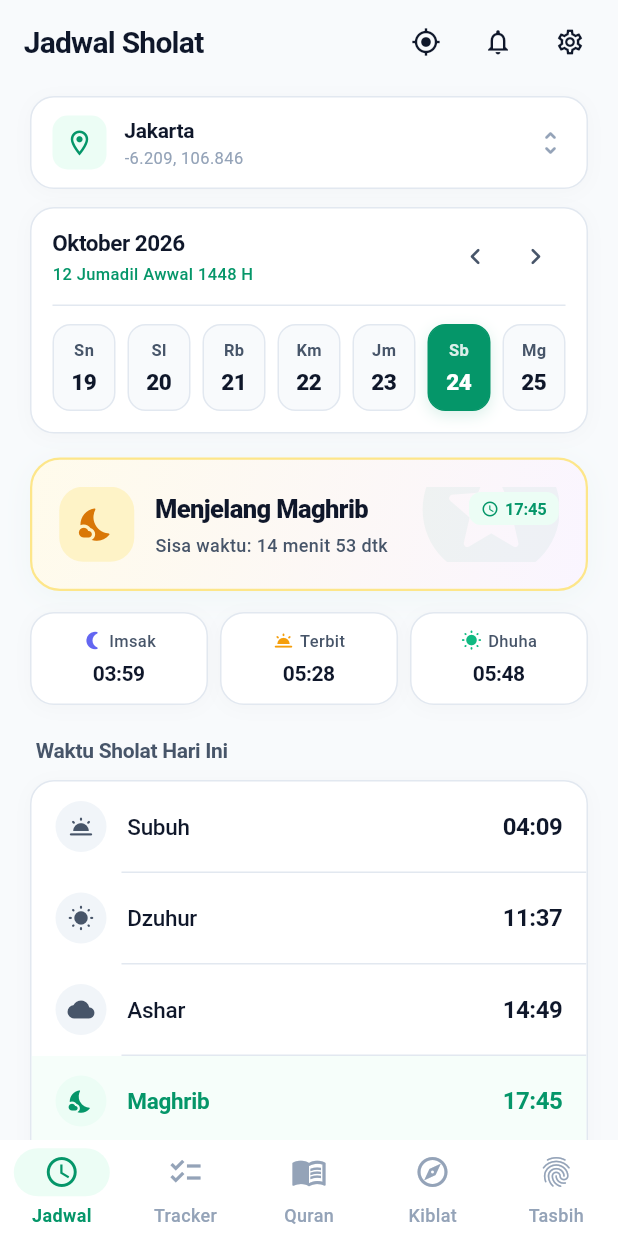
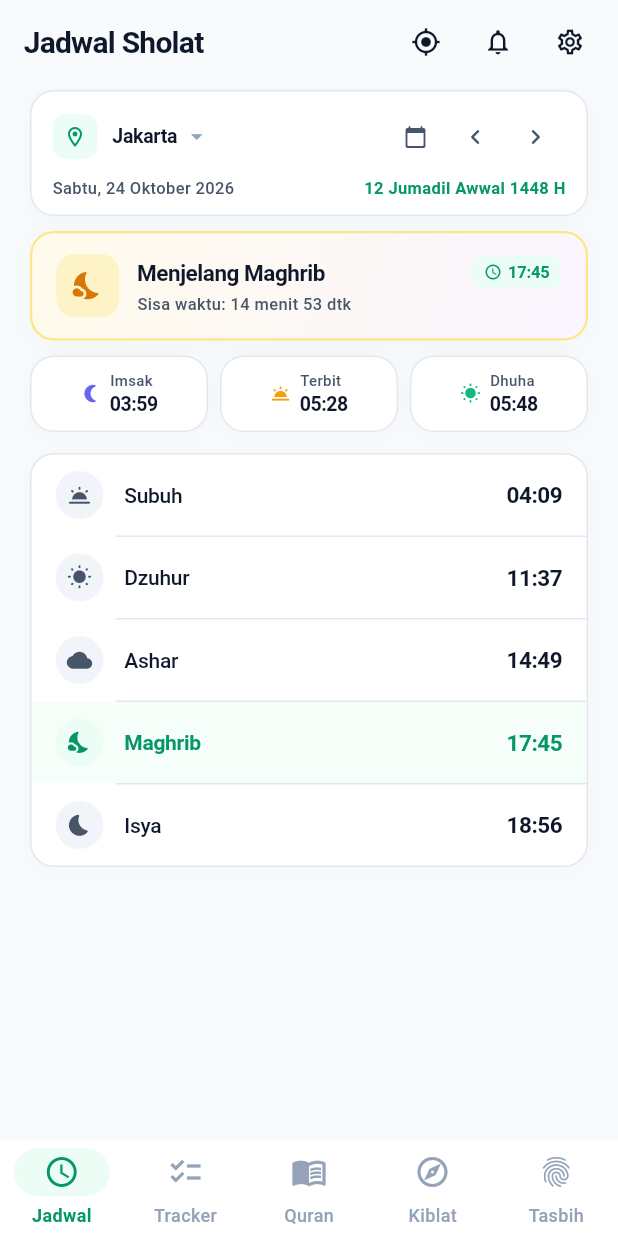
Before and after one commit to sukr02k/muslimin, a Flutter app: the screen it shows after launch, on a phone screen of 412 x 824 dp. Run offline on Flutter 3.47's test engine with Material 3 defaults, Android fonts, the phone set to English and light mode, and no system bars; our stand-ins replace adhan, drift, flutter_compass, flutter_local_notifications, flutter_riverpod, geocoding and 4 more; accounts and stored records are empty; generated files the repository leaves out were written again.

Commit message:
feat(ui): implement Zero-Scroll Hero Layout for prayer times tab with unified header and compact sun cards

```diff
--- a/lib/src/features/prayer_times/presentation/prayer_times_screen.dart
+++ b/lib/src/features/prayer_times/presentation/prayer_times_screen.dart
@@ -3,9 +3,9 @@ import 'dart:async';
 import 'package:flutter/material.dart';
 import 'package:flutter_riverpod/flutter_riverpod.dart';
 
+import '../../../core/calendar/hijri_calendar.dart';
 import '../../../core/theme/app_theme.dart';
 import '../../../core/theme/shadcn_widgets.dart';
-import '../../../core/theme/weekly_calendar_strip.dart';
 import '../../adhan_reminder/presentation/reminder_controllers.dart';
 import '../../adhan_reminder/presentation/reminder_settings_sheet.dart';
 import '../domain/daily_prayer_times.dart';
@@ -29,7 +29,6 @@ class _PrayerTimesScreenState extends ConsumerState<PrayerTimesScreen> {
   @override
   void initState() {
     super.initState();
-    // Ticker 1 detik agar countdown jam, menit, detik di bawah 1 jam berjalan real-time
     _ticker = Timer.periodic(const Duration(seconds: 1), (_) {
       if (mounted) setState(() => _now = DateTime.now());
     });
@@ -80,44 +79,37 @@ class _PrayerTimesScreenState extends ConsumerState<PrayerTimesScreen> {
         },
         child: ListView(
           physics: const AlwaysScrollableScrollPhysics(),
-          padding: const EdgeInsets.symmetric(horizontal: 20, vertical: 8),
+          padding: const EdgeInsets.symmetric(horizontal: 20, vertical: 4),
           children: [
-            _LocationBar(state: locationState),
-            const SizedBox(height: 12),
-            _DateNavigator(),
-            const SizedBox(height: 16),
+            // 1. Header Terpadu Ringkas: Lokasi & Tanggal + Kalender Picker (Hemat Ruang Vertikal)
+            _UnifiedLocationDateBar(locationState: locationState),
+            const SizedBox(height: 10),
+
             if (locationState.hasError) _LocationError(state: locationState),
             if (settingsState.hasError)
               const _InlineError(message: 'Gagal memuat pengaturan.'),
+
+            // 2. Kartu Hero Menjelang Sholat Ramping
             _NextPrayerCard(
               now: _now,
               timesAsync: timesAsync,
               tomorrowAsync: tomorrowAsync,
             ),
-            const SizedBox(height: 14),
-            // Baris Info Imsak, Terbit/Syuruq, dan Dhuha
+            const SizedBox(height: 10),
+
+            // 3. Mini Bar Imsak, Terbit, Dhuha Ramping
             _SunInfoCards(
               timesAsync: timesAsync,
               location: locationState.value,
             ),
-            const SizedBox(height: 20),
-            Padding(
-              padding: const EdgeInsets.only(left: 4, bottom: 10),
-              child: Text(
-                'Waktu Sholat Hari Ini',
-                style: TextStyle(
-                  fontSize: 14,
-                  fontWeight: FontWeight.w700,
-                  color: context.textSecondaryColor,
-                  letterSpacing: -0.2,
-                ),
-              ),
-            ),
+            const SizedBox(height: 14),
+
+            // 4. Tabel 5 Waktu Sholat Utama (Tampil Utuh Tanpa Terpotong)
             _PrayerList(
               timesAsync: timesAsync,
               nowUtc: _now.toUtc(),
             ),
-            const SizedBox(height: 24),
+            const SizedBox(height: 16),
           ],
         ),
       ),
@@ -138,64 +130,143 @@ class _PrayerTimesScreenState extends ConsumerState<PrayerTimesScreen> {
   }
 }
 
-class _LocationBar extends ConsumerWidget {
-  const _LocationBar({required this.state});
+/// Header terpadu yang menyatukan pemilih lokasi & kalender tanggal dalam 1 baris elegan
+class _UnifiedLocationDateBar extends ConsumerWidget {
+  const _UnifiedLocationDateBar({required this.locationState});
 
-  final AsyncValue<GeoLocation> state;
+  final AsyncValue<GeoLocation> locationState;
 
   @override
   Widget build(BuildContext context, WidgetRef ref) {
+    final location = locationState.value;
+    final date = ref.watch(selectedDateProvider);
+    final now = DateTime.now();
+    final today = DateTime(now.year, now.month, now.day);
+    final isToday = date.year == today.year &&
+        date.month == today.month &&
+        date.day == today.day;
+
     final cities = ref.watch(locationRepositoryProvider).cities;
-    final location = state.value;
+    final isDark = context.isDark;
 
     return ShadcnCard(
-      padding: const EdgeInsets.symmetric(horizontal: 14, vertical: 12),
+      padding: const EdgeInsets.symmetric(horizontal: 14, vertical: 10),
+      child: Column(
+        children: [
+          Row(
+            children: [
+              Container(
+                padding: const EdgeInsets.all(7),
+                decoration: BoxDecoration(
+                  color: isDark ? AppColors.darkPrimaryContainer : AppColors.primaryContainer,
+                  borderRadius: BorderRadius.circular(9),
+                ),
+                child: Icon(
+                  Icons.location_on_outlined,
+                  size: 16,
+                  color: isDark ? AppColors.darkOnPrimaryContainer : AppColors.primary,
+                ),
+              ),
+              const SizedBox(width: 10),
+              Expanded(
+                child: InkWell(
                   onTap: () => _pickCity(context, ref, cities),
                   child: Row(
                     children: [
-          Container(
-            padding: const EdgeInsets.all(8),
-            decoration: BoxDecoration(
-              color: context.isDark ? AppColors.darkPrimaryContainer : AppColors.primaryContainer,
-              borderRadius: BorderRadius.circular(10),
-            ),
-            child: Icon(
-              Icons.location_on_outlined,
-              size: 20,
-              color: context.isDark ? AppColors.darkOnPrimaryContainer : AppColors.primary,
-            ),
-          ),
-          const SizedBox(width: 12),
-          Expanded(
-            child: Column(
-              crossAxisAlignment: CrossAxisAlignment.start,
-              mainAxisSize: MainAxisSize.min,
-              children: [
-                Text(
+                      Flexible(
+                        child: Text(
                           location?.label ?? 'Memuat lokasi…',
+                          overflow: TextOverflow.ellipsis,
                           style: TextStyle(
-                    fontSize: 14,
-                    fontWeight: FontWeight.w600,
+                            fontSize: 13,
+                            fontWeight: FontWeight.w700,
                             color: context.textPrimaryColor,
                             letterSpacing: -0.2,
                           ),
                         ),
+                      ),
+                      const SizedBox(width: 4),
+                      const Icon(Icons.arrow_drop_down, size: 18, color: AppColors.textMuted),
+                    ],
+                  ),
+                ),
+              ),
+              if (!isToday) ...[
+                InkWell(
+                  onTap: () => ref.read(selectedDateProvider.notifier).goToday(),
+                  borderRadius: BorderRadius.circular(8),
+                  child: Container(
+                    padding: const EdgeInsets.symmetric(horizontal: 7, vertical: 3),
+                    decoration: BoxDecoration(
+                      color: context.primaryContainerColor,
+                      borderRadius: BorderRadius.circular(8),
+                    ),
+                    child: Text(
+                      'Hari Ini',
+                      style: TextStyle(
+                        fontSize: 10,
+                        fontWeight: FontWeight.w600,
+                        color: isDark ? AppColors.darkOnPrimaryContainer : AppColors.primary,
+                      ),
+                    ),
+                  ),
+                ),
+                const SizedBox(width: 6),
+              ],
+              IconButton(
+                visualDensity: VisualDensity.compact,
+                tooltip: 'Pilih Tanggal',
+                icon: const Icon(Icons.calendar_today_rounded, size: 16),
+                color: context.textSecondaryColor,
+                onPressed: () async {
+                  final picked = await showDatePicker(
+                    context: context,
+                    initialDate: date,
+                    firstDate: DateTime(2020),
+                    lastDate: DateTime(2035),
+                  );
+                  if (picked != null) {
+                    ref.read(selectedDateProvider.notifier).setDate(picked);
+                  }
+                },
+              ),
+              IconButton(
+                visualDensity: VisualDensity.compact,
+                tooltip: 'Hari Sebelumnya',
+                icon: const Icon(Icons.chevron_left_rounded, size: 20),
+                color: context.textSecondaryColor,
+                onPressed: () => ref.read(selectedDateProvider.notifier).previous(),
+              ),
+              IconButton(
+                visualDensity: VisualDensity.compact,
+                tooltip: 'Hari Berikutnya',
+                icon: const Icon(Icons.chevron_right_rounded, size: 20),
+                color: context.textSecondaryColor,
+                onPressed: () => ref.read(selectedDateProvider.notifier).next(),
+              ),
+            ],
+          ),
+          const SizedBox(height: 6),
+          Row(
+            children: [
               Text(
-                  location != null
-                      ? '${location.latitude.toStringAsFixed(3)}, ${location.longitude.toStringAsFixed(3)}'
-                      : 'Menghubungkan GPS...',
+                _formatFullDate(date),
+                style: TextStyle(
+                  fontSize: 11,
+                  fontWeight: FontWeight.w500,
+                  color: context.textSecondaryColor,
+                ),
+              ),
+              const Spacer(),
+              Text(
+                HijriCalendar.formatHijri(date),
                 style: const TextStyle(
                   fontSize: 11,
-                    color: AppColors.textMuted,
+                  fontWeight: FontWeight.w600,
+                  color: AppColors.primary,
                 ),
               ),
             ],
-            ),
-          ),
-          const Icon(
-            Icons.unfold_more_rounded,
-            size: 20,
-            color: AppColors.textMuted,
           ),
         ],
       ),
@@ -279,32 +350,15 @@ class _LocationBar extends ConsumerWidget {
       await ref.read(locationProvider.notifier).selectCity(selected);
     }
   }
-}
 
-class _DateNavigator extends ConsumerWidget {
-  @override
-  Widget build(BuildContext context, WidgetRef ref) {
-    final date = ref.watch(selectedDateProvider);
+  static const _weekdayNames = ['Senin', 'Selasa', 'Rabu', 'Kamis', 'Jumat', 'Sabtu', 'Minggu'];
+  static const _monthNames = [
+    'Januari', 'Februari', 'Maret', 'April', 'Mei', 'Juni',
+    'Juli', 'Agustus', 'September', 'Oktober', 'November', 'Desember'
+  ];
 
-    return WeeklyCalendarStrip(
-      selectedDate: date,
-      onDateSelected: (newDate) {
-        ref.read(selectedDateProvider.notifier).setDate(newDate);
-      },
-      onPreviousWeek: () {
-        ref
-            .read(selectedDateProvider.notifier)
-            .setDate(date.subtract(const Duration(days: 7)));
-      },
-      onNextWeek: () {
-        ref
-            .read(selectedDateProvider.notifier)
-            .setDate(date.add(const Duration(days: 7)));
-      },
-      onGoToday: () {
-        ref.read(selectedDateProvider.notifier).goToday();
-      },
-    );
+  static String _formatFullDate(DateTime d) {
+    return '${_weekdayNames[d.weekday - 1]}, ${d.day} ${_monthNames[d.month - 1]} ${d.year}';
   }
 }
 
@@ -380,7 +434,7 @@ class _SunInfoCards extends StatelessWidget {
             label: 'Imsak',
             time: imsakStr,
             icon: Icons.nightlight_round,
-            iconColor: const Color(0xFF6366F1), // Indigo 500
+            iconColor: const Color(0xFF6366F1),
           ),
         ),
         const SizedBox(width: 8),
@@ -389,7 +443,7 @@ class _SunInfoCards extends StatelessWidget {
             label: 'Terbit',
             time: syuruqStr,
             icon: Icons.wb_twilight_rounded,
-            iconColor: const Color(0xFFF59E0B), // Amber 500
+            iconColor: const Color(0xFFF59E0B),
           ),
         ),
         const SizedBox(width: 8),
@@ -398,7 +452,7 @@ class _SunInfoCards extends StatelessWidget {
             label: 'Dhuha',
             time: dhuhaStr,
             icon: Icons.wb_sunny_rounded,
-            iconColor: const Color(0xFF10B981), // Emerald 500
+            iconColor: const Color(0xFF10B981),
           ),
         ),
       ],
@@ -422,33 +476,34 @@ class _SunInfoTile extends StatelessWidget {
   @override
   Widget build(BuildContext context) {
     return ShadcnCard(
-      padding: const EdgeInsets.symmetric(horizontal: 10, vertical: 10),
-      child: Column(
-        children: [
-          Row(
+      padding: const EdgeInsets.symmetric(horizontal: 8, vertical: 8),
+      child: Row(
         mainAxisAlignment: MainAxisAlignment.center,
         children: [
           Icon(icon, size: 14, color: iconColor),
-              const SizedBox(width: 4),
+          const SizedBox(width: 6),
+          Column(
+            crossAxisAlignment: CrossAxisAlignment.start,
+            mainAxisSize: MainAxisSize.min,
+            children: [
               Text(
                 label,
                 style: TextStyle(
-                  fontSize: 11,
+                  fontSize: 10,
                   fontWeight: FontWeight.w500,
                   color: context.textSecondaryColor,
                 ),
               ),
-            ],
-          ),
-          const SizedBox(height: 4),
               Text(
                 time,
                 style: TextStyle(
-              fontSize: 14,
+                  fontSize: 13,
                   fontWeight: FontWeight.w700,
                   color: context.textPrimaryColor,
                   letterSpacing: -0.3,
                 ),
+              ),
+            ],
           ),
         ],
       ),
@@ -485,7 +540,7 @@ class _PrayerList extends ConsumerWidget {
             child: Column(
               children: [
                 for (int i = 0; i < times.ordered.length; i++) ...[
-                  if (i > 0) Divider(height: 1, indent: 60, color: context.borderColor),
+                  if (i > 0) Divider(height: 1, indent: 56, color: context.borderColor),
                   _PrayerRow(
                     name: times.ordered[i].$1,
                     time: times.ordered[i].$2,
@@ -523,15 +578,15 @@ class _PrayerRow extends StatelessWidget {
         : AppColors.primaryContainer.withValues(alpha: 0.5);
 
     return Container(
-      padding: const EdgeInsets.symmetric(horizontal: 16, vertical: 13),
+      padding: const EdgeInsets.symmetric(horizontal: 16, vertical: 11),
       decoration: BoxDecoration(
         color: isUpcoming ? highlightBg : Colors.transparent,
       ),
       child: Row(
         children: [
           Container(
-            width: 34,
-            height: 34,
+            width: 32,
+            height: 32,
             decoration: BoxDecoration(
               color: isUpcoming
                   ? (isDark ? AppColors.darkPrimaryContainer : AppColors.primaryContainer)
@@ -540,7 +595,7 @@ class _PrayerRow extends StatelessWidget {
             ),
             child: Icon(
               _prayerIcon(name),
-              size: 18,
+              size: 17,
               color: isUpcoming
                   ? (isDark ? AppColors.darkOnPrimaryContainer : AppColors.primary)
                   : context.textSecondaryColor,
@@ -551,7 +606,7 @@ class _PrayerRow extends StatelessWidget {
             child: Text(
               name.labelId,
               style: TextStyle(
-                fontSize: 15,
+                fontSize: 14,
                 fontWeight: isUpcoming ? FontWeight.w700 : FontWeight.w500,
                 color: isUpcoming ? AppColors.primary : context.textPrimaryColor,
                 letterSpacing: -0.2,
@@ -561,7 +616,7 @@ class _PrayerRow extends StatelessWidget {
           Text(
             formatHhMm(time, offset),
             style: TextStyle(
-              fontSize: 16,
+              fontSize: 15,
               fontWeight: FontWeight.w700,
               color: isUpcoming ? AppColors.primary : context.textPrimaryColor,
               letterSpacing: -0.3,
@@ -666,7 +721,6 @@ String _formatCountdown(Duration d) {
   final m = d.inMinutes % 60;
   final s = d.inSeconds % 60;
 
-  // Jika di bawah 1 jam, tampilkan hitungan detik real-time agar interaktif
   if (h == 0) {
     if (m > 0) {
       final mm = m.toString().padLeft(2, '0');
--- a/lib/src/features/prayer_times/presentation/widgets/next_prayer_hero_card.dart
+++ b/lib/src/features/prayer_times/presentation/widgets/next_prayer_hero_card.dart
@@ -1,7 +1,6 @@
 import 'package:flutter/material.dart';
 
 import '../../../../core/prayer_name.dart';
-import '../../../../core/theme/app_theme.dart';
 import '../../../../core/theme/shadcn_widgets.dart';
 
 class TimeAtmosphereTheme {
@@ -11,7 +10,6 @@ class TimeAtmosphereTheme {
     required this.iconColor,
     required this.iconBg,
     required this.iconData,
-    required this.greeting,
   });
 
   final LinearGradient gradient;
@@ -19,7 +17,6 @@ class TimeAtmosphereTheme {
   final Color iconColor;
   final Color iconBg;
   final IconData iconData;
-  final String greeting;
 
   static TimeAtmosphereTheme resolve({
     required PrayerName nextPrayer,
@@ -27,7 +24,6 @@ class TimeAtmosphereTheme {
   }) {
     switch (nextPrayer) {
       case PrayerName.fajr:
-        // Suasana Fajar / Subuh (Deep Indigo ke Soft Teal)
         return TimeAtmosphereTheme(
           gradient: isDark
               ? const LinearGradient(
@@ -44,12 +40,10 @@ class TimeAtmosphereTheme {
           iconColor: isDark ? const Color(0xFF38BDF8) : const Color(0xFF0284C7),
           iconBg: isDark ? const Color(0xFF0C4A6E) : const Color(0xFFE0F2FE),
           iconData: Icons.wb_twilight_rounded,
-          greeting: 'Fajar yang Tenang',
         );
 
       case PrayerName.dhuhr:
       case PrayerName.asr:
-        // Suasana Siang / Hari Cerah (Emerald Vibrant)
         return TimeAtmosphereTheme(
           gradient: isDark
               ? const LinearGradient(
@@ -68,11 +62,9 @@ class TimeAtmosphereTheme {
           iconData: nextPrayer == PrayerName.dhuhr
               ? Icons.wb_sunny_rounded
               : Icons.wb_cloudy_rounded,
-          greeting: nextPrayer == PrayerName.dhuhr ? 'Siang yang Berkah' : 'Sore yang Sejuk',
         );
 
       case PrayerName.maghrib:
-        // Suasana Senja / Maghrib (Sunset Warm Amber & Dusk)
         return TimeAtmosphereTheme(
           gradient: isDark
               ? const LinearGradient(
@@ -89,11 +81,9 @@ class TimeAtmosphereTheme {
           iconColor: isDark ? const Color(0xFFFBBF24) : const Color(0xFFD97706),
           iconBg: isDark ? const Color(0xFF451A03) : const Color(0xFFFEF3C7),
           iconData: Icons.nights_stay_rounded,
-          greeting: 'Senja yang Khusyuk',
         );
 
       case PrayerName.isha:
-        // Suasana Malam / Isya (OLED Night & Emerald Glow)
         return TimeAtmosphereTheme(
           gradient: isDark
               ? const LinearGradient(
@@ -110,7 +100,6 @@ class TimeAtmosphereTheme {
           iconColor: isDark ? const Color(0xFF818CF8) : const Color(0xFF4F46E5),
           iconBg: isDark ? const Color(0xFF1E1B4B) : const Color(0xFFEEF2FF),
           iconData: Icons.bedtime_rounded,
-          greeting: 'Malam yang Teduh',
         );
     }
   }
@@ -137,49 +126,34 @@ class NextPrayerHeroCard extends StatelessWidget {
     );
 
     return Container(
-      padding: const EdgeInsets.all(18),
+      padding: const EdgeInsets.symmetric(horizontal: 16, vertical: 14),
       decoration: BoxDecoration(
         gradient: atmosphere.gradient,
-        borderRadius: BorderRadius.circular(20),
+        borderRadius: BorderRadius.circular(16),
         border: Border.all(color: atmosphere.borderColor, width: 1.5),
         boxShadow: [
           BoxShadow(
             color: isDark ? const Color(0x33000000) : const Color(0x0A059669),
-            blurRadius: 16,
-            offset: const Offset(0, 4),
+            blurRadius: 12,
+            offset: const Offset(0, 3),
           ),
         ],
       ),
-      child: Stack(
-        children: [
-          // Ornamen motif geometris islami halus di latar
-          Positioned(
-            right: -10,
-            bottom: -20,
-            child: Icon(
-              Icons.stars_rounded,
-              size: 110,
-              color: isDark
-                  ? Colors.white.withValues(alpha: 0.03)
-                  : AppColors.primary.withValues(alpha: 0.05),
-            ),
-          ),
-
-          Row(
+      child: Row(
         children: [
           Container(
-                padding: const EdgeInsets.all(12),
+            padding: const EdgeInsets.all(10),
             decoration: BoxDecoration(
               color: atmosphere.iconBg,
-                  borderRadius: BorderRadius.circular(16),
+              borderRadius: BorderRadius.circular(12),
             ),
             child: Icon(
               atmosphere.iconData,
               color: atmosphere.iconColor,
-                  size: 26,
+              size: 22,
             ),
           ),
-              const SizedBox(width: 14),
+          const SizedBox(width: 12),
           Expanded(
             child: Column(
               crossAxisAlignment: CrossAxisAlignment.start,
@@ -190,10 +164,10 @@ class NextPrayerHeroCard extends StatelessWidget {
                     Text(
                       'Menjelang ${prayerName.labelId}',
                       style: TextStyle(
-                            fontSize: 17,
-                            fontWeight: FontWeight.w800,
+                        fontSize: 15,
+                        fontWeight: FontWeight.w700,
                         color: context.textPrimaryColor,
-                            letterSpacing: -0.4,
+                        letterSpacing: -0.3,
                       ),
                     ),
                     const Spacer(),
@@ -204,11 +178,11 @@ class NextPrayerHeroCard extends StatelessWidget {
                     ),
                   ],
                 ),
-                    const SizedBox(height: 4),
+                const SizedBox(height: 2),
                 Text(
                   'Sisa waktu: $countdownStr',
                   style: TextStyle(
-                        fontSize: 12,
+                    fontSize: 11,
                     fontWeight: FontWeight.w500,
                     color: context.textSecondaryColor,
                   ),
@@ -218,8 +192,6 @@ class NextPrayerHeroCard extends StatelessWidget {
           ),
         ],
       ),
-        ],
-      ),
     );
   }
 }
```
Also changed, not shown: .jadwal_zero_scroll_perfect.png (added), .zero_scroll_home_view.png (added), .zero_scroll_jadwal.png (added), .zero_scroll_jadwal2.png (added), .zero_scroll_real.png (added). Lines whose indentation alone changed are shown as unchanged.
